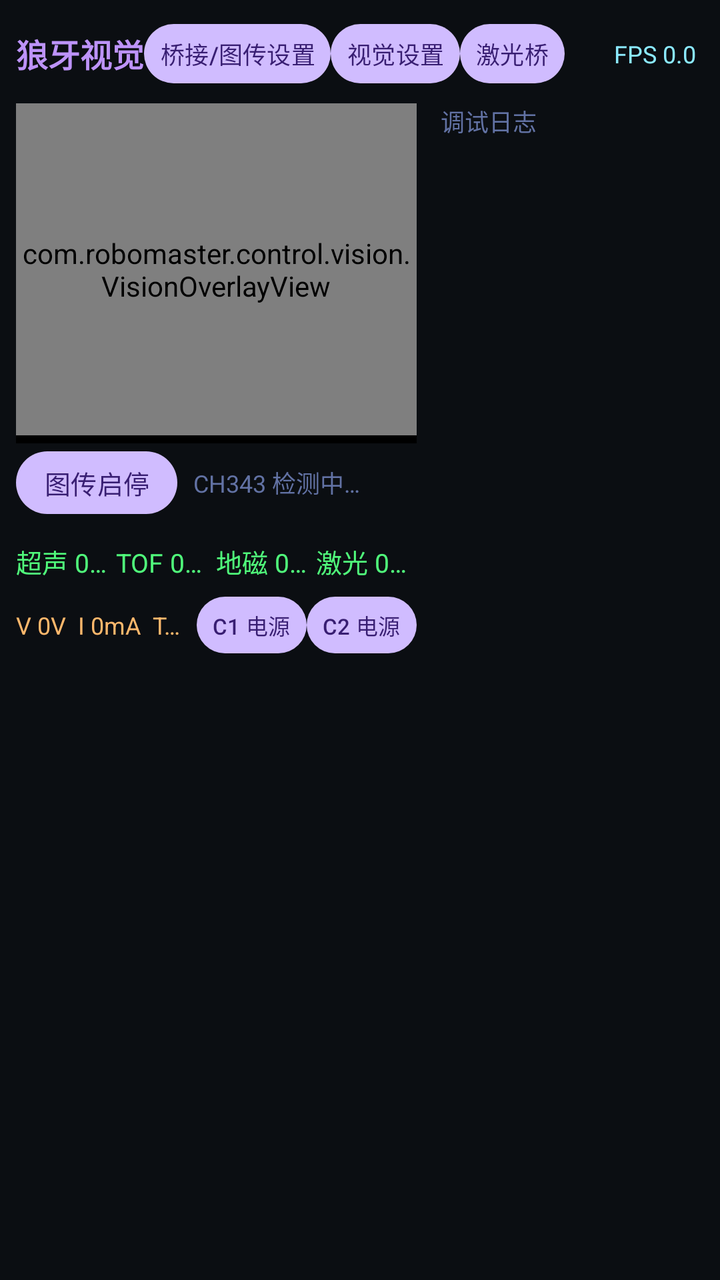
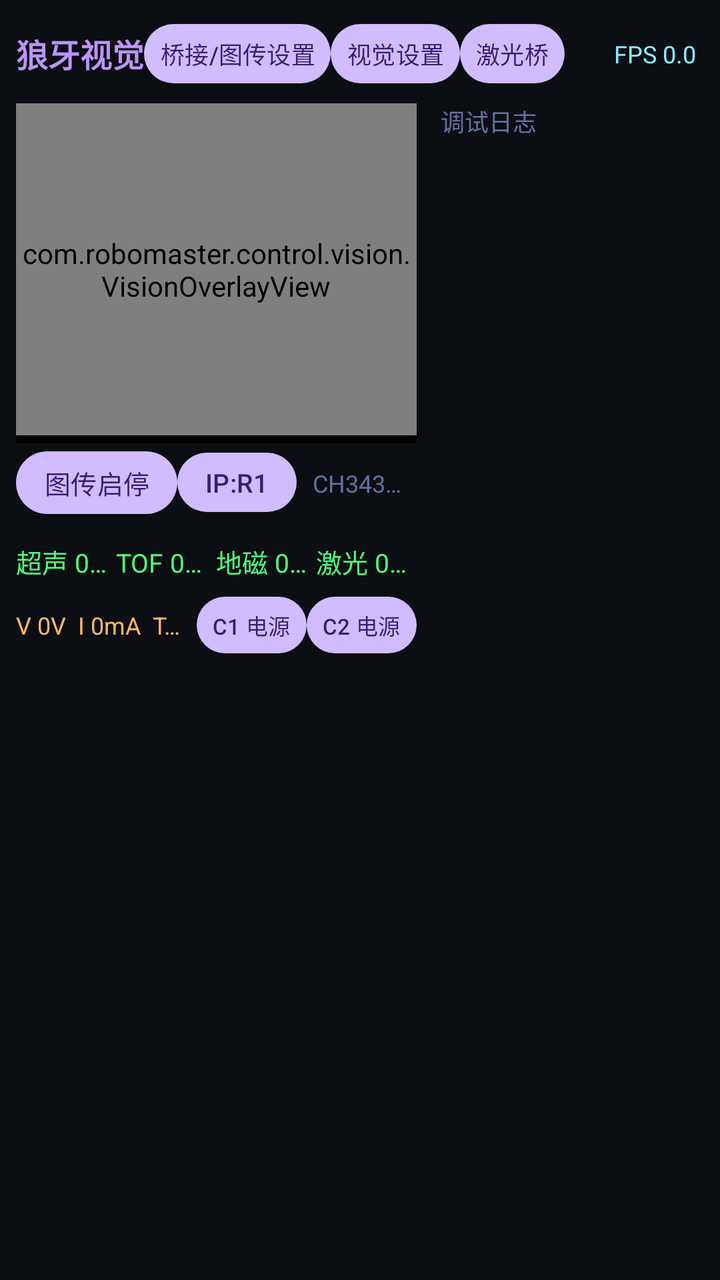

Screens rendered from an Android XML layout before and after an edit, with the pre-edit source and the edit as a unified diff.
<!-- AndroidManifest.xml: application theme Theme.RobotControl -->
<!-- res/layout/activity_main.xml -->
<?xml version="1.0" encoding="utf-8"?>
<LinearLayout
    xmlns:android="http://schemas.android.com/apk/res/android"
    android:layout_width="match_parent"
    android:layout_height="match_parent"
    android:orientation="vertical"
    android:padding="8dp"
    android:background="#0B0E12">

    
    <LinearLayout
        android:layout_width="match_parent"
        android:layout_height="wrap_content"
        android:orientation="horizontal"
        android:gravity="center_vertical"
        android:paddingBottom="6dp">

        <TextView
            android:layout_width="wrap_content"
            android:layout_height="wrap_content"
            android:text="狼牙视觉"
            android:textColor="#BD93F9"
            android:textSize="16sp"
            android:textStyle="bold" />

        <Button
            android:id="@+id/btnBridge"
            android:layout_width="wrap_content"
            android:layout_height="wrap_content"
            android:text="桥接/图传设置"
            android:textSize="12sp"
            android:minWidth="0dp"
            android:minHeight="0dp"
            android:paddingLeft="8dp"
            android:paddingRight="8dp" />

        <Button
            android:id="@+id/btnVisionSettings"
            android:layout_width="wrap_content"
            android:layout_height="wrap_content"
            android:text="视觉设置"
            android:textSize="12sp"
            android:minWidth="0dp"
            android:minHeight="0dp"
            android:paddingLeft="8dp"
            android:paddingRight="8dp" />

        <Button
            android:id="@+id/btnLaser"
            android:layout_width="wrap_content"
            android:layout_height="wrap_content"
            android:text="激光桥"
            android:textSize="12sp"
            android:minWidth="0dp"
            android:minHeight="0dp"
            android:paddingLeft="8dp"
            android:paddingRight="8dp" />

        <TextView
            android:id="@+id/tvConn"
            android:layout_width="0dp"
            android:layout_height="wrap_content"
            android:layout_weight="1"
            android:gravity="center"
            android:text="○ 未连接"
            android:textColor="#FFFF00"
            android:textSize="14sp"
            android:padding="2dp"
            android:singleLine="true"
            android:ellipsize="end" />

        <TextView
            android:id="@+id/tvFps"
            android:layout_width="wrap_content"
            android:layout_height="wrap_content"
            android:text="FPS 0.0"
            android:textColor="#8BE9FD"
            android:textSize="12sp"
            android:padding="4dp" />
    </LinearLayout>

    
    <LinearLayout
        android:layout_width="match_parent"
        android:layout_height="0dp"
        android:layout_weight="1"
        android:orientation="horizontal"
        android:baselineAligned="false">

        
        <LinearLayout
            android:layout_width="0dp"
            android:layout_height="match_parent"
            android:layout_weight="0.6"
            android:orientation="vertical"
            android:paddingEnd="6dp">

            
            <FrameLayout
                android:id="@+id/previewContainer"
                android:layout_width="match_parent"
                android:layout_height="170dp"
                android:background="#000000"
                android:paddingBottom="4dp">

                <SurfaceView
                    android:id="@+id/svPreview"
                    android:layout_width="match_parent"
                    android:layout_height="match_parent" />

                <com.robomaster.control.vision.VisionOverlayView
                    android:id="@+id/visionOverlay"
                    android:layout_width="match_parent"
                    android:layout_height="match_parent" />
            </FrameLayout>

            
            <LinearLayout
                android:layout_width="match_parent"
                android:layout_height="wrap_content"
                android:orientation="horizontal"
                android:gravity="center_vertical"
                android:paddingBottom="4dp">

                <Button
                    android:id="@+id/btnVideo"
                    android:layout_width="wrap_content"
                    android:layout_height="wrap_content"
                    android:text="图传启停"
                    android:textSize="13sp"
                    android:minWidth="0dp"
                    android:minHeight="0dp"
                    android:paddingLeft="14dp"
                    android:paddingRight="14dp" />

                <TextView
                    android:id="@+id/tvCh343"
                    android:layout_width="0dp"
                    android:layout_height="wrap_content"
                    android:layout_weight="1"
                    android:text="CH343 检测中…"
                    android:textColor="#6272A4"
                    android:textSize="12sp"
                    android:paddingStart="8dp"
                    android:singleLine="true"
                    android:ellipsize="end" />
            </LinearLayout>

            
            <LinearLayout
                android:layout_width="match_parent"
                android:layout_height="wrap_content"
                android:orientation="horizontal"
                android:paddingTop="6dp">

                <TextView
                    android:id="@+id/tvUltrasonic"
                    android:layout_width="0dp"
                    android:layout_height="wrap_content"
                    android:layout_weight="1"
                    android:text="超声 0mm"
                    android:textColor="#50FA7B"
                    android:textSize="13sp"
                    android:singleLine="true"
                    android:ellipsize="end" />

                <TextView
                    android:id="@+id/tvTof"
                    android:layout_width="0dp"
                    android:layout_height="wrap_content"
                    android:layout_weight="1"
                    android:text="TOF 0mm"
                    android:textColor="#50FA7B"
                    android:textSize="13sp"
                    android:singleLine="true"
                    android:ellipsize="end" />

                <TextView
                    android:id="@+id/tvMag"
                    android:layout_width="0dp"
                    android:layout_height="wrap_content"
                    android:layout_weight="1"
                    android:text="地磁 0/0/0"
                    android:textColor="#50FA7B"
                    android:textSize="13sp"
                    android:singleLine="true"
                    android:ellipsize="end" />

                <TextView
                    android:id="@+id/tvLaser"
                    android:layout_width="0dp"
                    android:layout_height="wrap_content"
                    android:layout_weight="1"
                    android:text="激光 0mm"
                    android:textColor="#50FA7B"
                    android:textSize="13sp"
                    android:singleLine="true"
                    android:ellipsize="end" />
            </LinearLayout>

            
            <LinearLayout
                android:layout_width="match_parent"
                android:layout_height="wrap_content"
                android:orientation="horizontal"
                android:gravity="center_vertical"
                android:paddingTop="4dp">

                <TextView
                    android:id="@+id/tvPower"
                    android:layout_width="0dp"
                    android:layout_height="wrap_content"
                    android:layout_weight="1"
                    android:text="V 0V  I 0mA  T 0℃"
                    android:textColor="#FFB86C"
                    android:textSize="12sp"
                    android:singleLine="true"
                    android:ellipsize="end" />

                <Button
                    android:id="@+id/btnTypec1"
                    android:layout_width="wrap_content"
                    android:layout_height="wrap_content"
                    android:text="C1 电源"
                    android:textSize="11sp"
                    android:minWidth="0dp"
                    android:minHeight="0dp"
                    android:paddingLeft="8dp"
                    android:paddingRight="8dp" />

                <Button
                    android:id="@+id/btnTypec2"
                    android:layout_width="wrap_content"
                    android:layout_height="wrap_content"
                    android:text="C2 电源"
                    android:textSize="11sp"
                    android:minWidth="0dp"
                    android:minHeight="0dp"
                    android:paddingLeft="8dp"
                    android:paddingRight="8dp" />
            </LinearLayout>
        </LinearLayout>

        
        <LinearLayout
            android:layout_width="0dp"
            android:layout_height="match_parent"
            android:layout_weight="0.4"
            android:orientation="vertical"
            android:paddingStart="6dp">

            <TextView
                android:layout_width="match_parent"
                android:layout_height="wrap_content"
                android:text="调试日志"
                android:textColor="#6272A4"
                android:textSize="12sp"
                android:paddingBottom="2dp" />

            <ScrollView
                android:id="@+id/scrollLog"
                android:layout_width="match_parent"
                android:layout_height="0dp"
                android:layout_weight="1"
                android:background="#0B0E12">

                <TextView
                    android:id="@+id/tvLog"
                    android:layout_width="match_parent"
                    android:layout_height="wrap_content"
                    android:textColor="#6272A4"
                    android:textSize="11sp"
                    android:fontFamily="monospace"
                    android:padding="4dp" />
            </ScrollView>
        </LinearLayout>
    </LinearLayout>
</LinearLayout>
<!-- resources referenced by this layout -->
<resources>
  <style name="Theme.RobotControl" parent="Theme.Material3.Dark.NoActionBar">
          <item name="android:statusBarColor">#FF101418</item>
          <item name="android:navigationBarColor">#FF101418</item>
          <item name="android:windowBackground">#FF101418</item>
      </style>
</resources>

<!-- the commit's change to res/layout/activity_main.xml (unified diff, before → after) -->
@@ -133,6 +133,17 @@
                     android:paddingLeft="14dp"
                     android:paddingRight="14dp" />
 
+                <Button
+                    android:id="@+id/btnSwitchIp"
+                    android:layout_width="wrap_content"
+                    android:layout_height="wrap_content"
+                    android:text="IP:R1"
+                    android:textSize="13sp"
+                    android:minWidth="0dp"
+                    android:minHeight="0dp"
+                    android:paddingLeft="14dp"
+                    android:paddingRight="14dp" />
+
                 <TextView
                     android:id="@+id/tvCh343"
                     android:layout_width="0dp"
